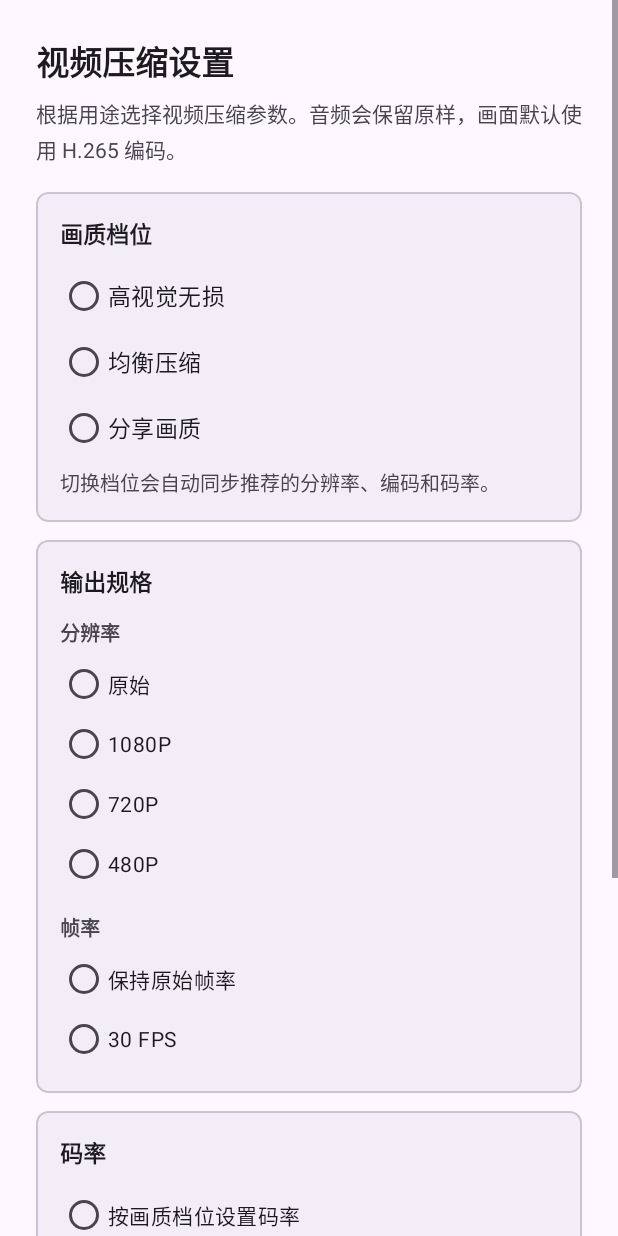
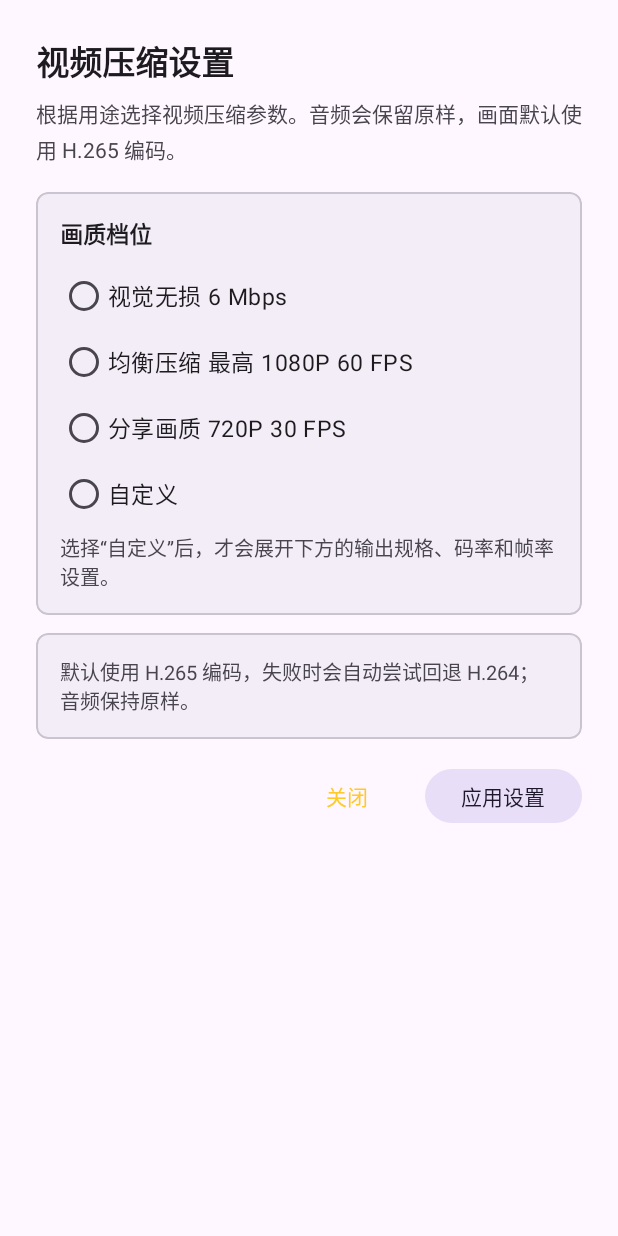
Before and after one commit to Borry5/duckya-android-java, an Android app: the layout dialog_video_compression.xml on its own in the app's theme, with its tools: preview values and no code run, on a phone screen of 412 x 824 dp. Run offline under Robolectric (Android 15) with nearby library versions, the light colour scheme and no system bars.

Commit message:
[codex] 扩展视频自定义压缩设置

```diff
--- a/code/app/src/main/java/com/duckya/yaya/model/VideoCompressionPreset.java
+++ b/code/app/src/main/java/com/duckya/yaya/model/VideoCompressionPreset.java
@@ -3,5 +3,6 @@ package com.duckya.yaya.model;
 public enum VideoCompressionPreset {
     HIGH_QUALITY,
     BALANCED,
-    SHARE
+    SHARE,
+    CUSTOM
 }
--- a/code/app/src/main/java/com/duckya/yaya/model/VideoFrameRateOption.java
+++ b/code/app/src/main/java/com/duckya/yaya/model/VideoFrameRateOption.java
@@ -2,5 +2,7 @@ package com.duckya.yaya.model;
 
 public enum VideoFrameRateOption {
     ORIGINAL,
+    FPS60,
+    FPS24,
     FPS30
 }
--- a/code/app/src/main/java/com/duckya/yaya/model/VideoResolutionOption.java
+++ b/code/app/src/main/java/com/duckya/yaya/model/VideoResolutionOption.java
@@ -2,6 +2,8 @@ package com.duckya.yaya.model;
 
 public enum VideoResolutionOption {
     ORIGINAL,
+    P2160,
+    P1440,
     P1080,
     P720,
     P480
--- a/code/app/src/main/java/com/duckya/yaya/ui/QueueTaskAdapter.java
+++ b/code/app/src/main/java/com/duckya/yaya/ui/QueueTaskAdapter.java
@@ -225,6 +225,8 @@ public class QueueTaskAdapter extends RecyclerView.Adapter<QueueTaskAdapter.Task
                     return view.getContext().getString(R.string.video_preset_high_quality);
                 case SHARE:
                     return view.getContext().getString(R.string.video_preset_share);
+                case CUSTOM:
+                    return view.getContext().getString(R.string.video_preset_custom);
                 case BALANCED:
                 default:
                     return view.getContext().getString(R.string.video_preset_balanced);
--- a/code/app/src/main/res/layout/dialog_video_compression.xml
+++ b/code/app/src/main/res/layout/dialog_video_compression.xml
@@ -3,8 +3,7 @@
     xmlns:app="http://schemas.android.com/apk/res-auto"
     android:layout_width="match_parent"
     android:layout_height="wrap_content"
-    android:clipToPadding="false"
-    android:fillViewport="false">
+    android:clipToPadding="false">
 
     <LinearLayout
         android:layout_width="match_parent"
@@ -68,7 +67,7 @@
                         android:layout_width="match_parent"
                         android:layout_height="wrap_content"
                         android:minHeight="44dp"
-                        android:text="@string/video_preset_high_quality"
+                        android:text="@string/video_preset_high_quality_display"
                         android:textColor="?attr/colorOnSurface"
                         android:textSize="15sp" />
 
@@ -77,7 +76,7 @@
                         android:layout_width="match_parent"
                         android:layout_height="wrap_content"
                         android:minHeight="44dp"
-                        android:text="@string/video_preset_balanced"
+                        android:text="@string/video_preset_balanced_display"
                         android:textColor="?attr/colorOnSurface"
                         android:textSize="15sp" />
 
@@ -86,7 +85,16 @@
                         android:layout_width="match_parent"
                         android:layout_height="wrap_content"
                         android:minHeight="44dp"
-                        android:text="@string/video_preset_share"
+                        android:text="@string/video_preset_share_display"
+                        android:textColor="?attr/colorOnSurface"
+                        android:textSize="15sp" />
+
+                    <RadioButton
+                        android:id="@+id/video_preset_custom"
+                        android:layout_width="match_parent"
+                        android:layout_height="wrap_content"
+                        android:minHeight="44dp"
+                        android:text="@string/video_preset_custom"
                         android:textColor="?attr/colorOnSurface"
                         android:textSize="15sp" />
                 </RadioGroup>
@@ -95,11 +103,18 @@
                     android:layout_width="match_parent"
                     android:layout_height="wrap_content"
                     android:layout_marginTop="4dp"
-                    android:text="@string/video_preset_helper"
+                    android:text="@string/video_custom_helper"
                     android:textColor="?attr/colorOnSurfaceVariant"
                     android:textSize="13sp" />
             </LinearLayout>
         </com.google.android.material.card.MaterialCardView>
+
+        <LinearLayout
+            android:id="@+id/video_custom_section"
+            android:layout_width="match_parent"
+            android:layout_height="wrap_content"
+            android:orientation="vertical"
+            android:visibility="gone">
 
             <com.google.android.material.card.MaterialCardView
                 android:layout_width="match_parent"
@@ -149,6 +164,20 @@
                             android:text="@string/video_resolution_original" />
 
                         <RadioButton
+                            android:id="@+id/video_resolution_2160"
+                            android:layout_width="match_parent"
+                            android:layout_height="wrap_content"
+                            android:minHeight="40dp"
+                            android:text="@string/video_resolution_2160" />
+
+                        <RadioButton
+                            android:id="@+id/video_resolution_1440"
+                            android:layout_width="match_parent"
+                            android:layout_height="wrap_content"
+                            android:minHeight="40dp"
+                            android:text="@string/video_resolution_1440" />
+
+                        <RadioButton
                             android:id="@+id/video_resolution_1080"
                             android:layout_width="match_parent"
                             android:layout_height="wrap_content"
@@ -194,11 +223,25 @@
                             android:text="@string/video_framerate_original" />
 
                         <RadioButton
+                            android:id="@+id/video_framerate_60"
+                            android:layout_width="match_parent"
+                            android:layout_height="wrap_content"
+                            android:minHeight="40dp"
+                            android:text="@string/video_framerate_60" />
+
+                        <RadioButton
                             android:id="@+id/video_framerate_30"
                             android:layout_width="match_parent"
                             android:layout_height="wrap_content"
                             android:minHeight="40dp"
                             android:text="@string/video_framerate_30" />
+
+                        <RadioButton
+                            android:id="@+id/video_framerate_24"
+                            android:layout_width="match_parent"
+                            android:layout_height="wrap_content"
+                            android:minHeight="40dp"
+                            android:text="@string/video_framerate_24" />
                     </RadioGroup>
                 </LinearLayout>
             </com.google.android.material.card.MaterialCardView>
@@ -275,6 +318,7 @@
                         android:textSize="13sp" />
                 </LinearLayout>
             </com.google.android.material.card.MaterialCardView>
+        </LinearLayout>
 
         <com.google.android.material.card.MaterialCardView
             android:layout_width="match_parent"
--- a/code/app/src/main/res/values/strings.xml
+++ b/code/app/src/main/res/values/strings.xml
@@ -124,16 +124,23 @@
     <string name="video_settings_title">视频压缩设置</string>
     <string name="video_settings_description">根据用途选择视频压缩参数。音频会保留原样，画面默认使用 H.265 编码。</string>
     <string name="video_preset_section_title">画质档位</string>
-    <string name="video_preset_high_quality">高视觉无损</string>
+    <string name="video_preset_high_quality">视觉无损</string>
+    <string name="video_preset_high_quality_display">视觉无损    6 Mbps</string>
     <string name="video_preset_high_quality_subtitle">保留更多细节，适合重要视频。</string>
     <string name="video_preset_balanced">均衡压缩</string>
+    <string name="video_preset_balanced_display">均衡压缩    最高 1080P 60 FPS</string>
     <string name="video_preset_balanced_subtitle">默认方案，兼顾体积和清晰度。</string>
     <string name="video_preset_share">分享画质</string>
+    <string name="video_preset_share_display">分享画质    720P 30 FPS</string>
     <string name="video_preset_share_subtitle">更小体积，适合聊天和朋友圈。</string>
+    <string name="video_preset_custom">自定义</string>
     <string name="video_preset_helper">切换档位会自动同步推荐的分辨率、编码和码率。</string>
+    <string name="video_custom_helper">选择“自定义”后，才会展开下方的输出规格、码率和帧率设置。</string>
     <string name="video_output_section_title">输出规格</string>
     <string name="video_resolution_title">分辨率</string>
     <string name="video_resolution_original">原始</string>
+    <string name="video_resolution_2160">4K</string>
+    <string name="video_resolution_1440">2K</string>
     <string name="video_resolution_1080">1080P</string>
     <string name="video_resolution_720">720P</string>
     <string name="video_resolution_480">480P</string>
@@ -145,7 +152,9 @@
     <string name="video_codec_fixed_hint">默认使用 H.265 编码，失败时会自动尝试回退 H.264；音频保持原样。</string>
     <string name="video_framerate_title">帧率</string>
     <string name="video_framerate_original">保持原始帧率</string>
+    <string name="video_framerate_60">60 FPS</string>
     <string name="video_framerate_30">30 FPS</string>
+    <string name="video_framerate_24">24 FPS</string>
     <string name="video_bitrate_title">码率</string>
     <string name="video_bitrate_auto">自动码率</string>
     <string name="video_bitrate_preset_mode">按画质档位设置码率</string>
```
Also changed, not shown: code/app/src/main/java/com/duckya/yaya/model/VideoCompressionSettings.java (+16 -2 lines), code/app/src/main/java/com/duckya/yaya/ui/QueueFragment.java (+44 -0 lines), code/app/src/main/java/com/duckya/yaya/util/VideoCompressionWorker.java (+9 -1 lines), 1 other file. Lines whose indentation alone changed are shown as unchanged.
